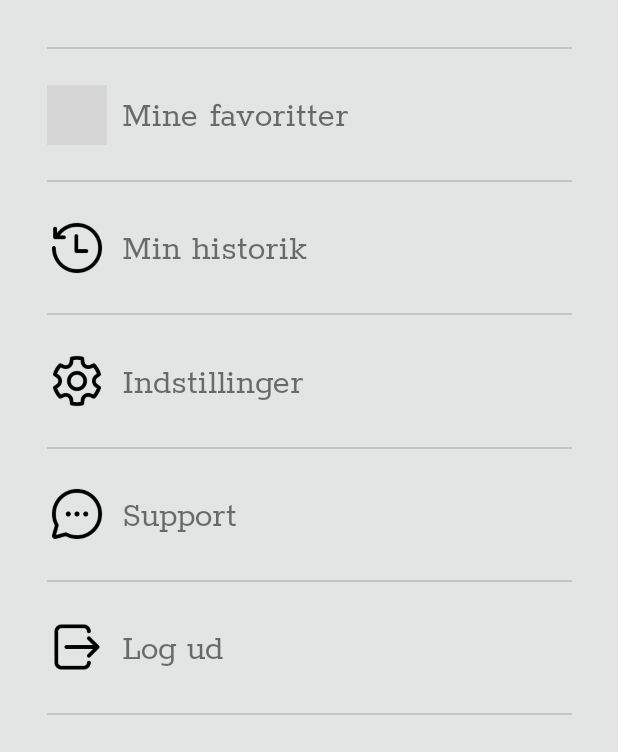
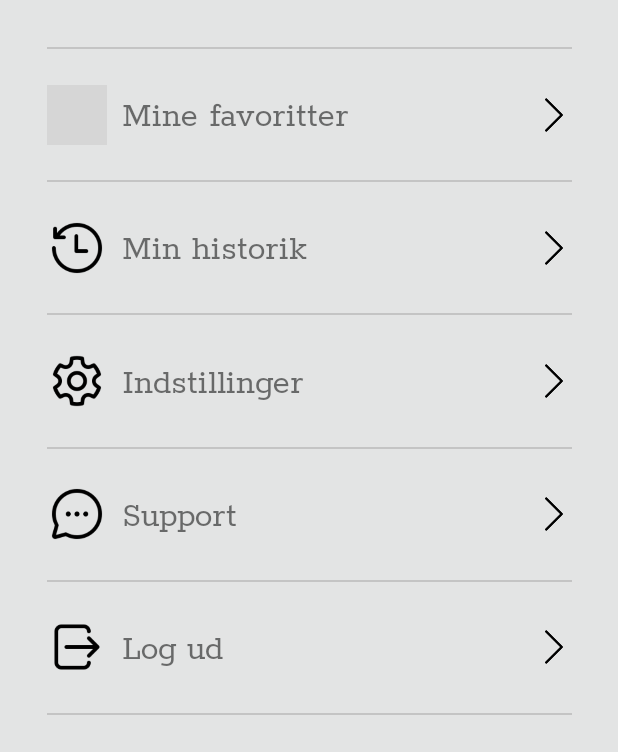
Before and after one commit to kajgaard/BrogApp, an Android app: the ProfilePage screen opened directly, with no data from a screen before it, on a phone screen of 412 x 824 dp. Shown: the part 347-1099 px from the top of the screen. Run offline under Robolectric (Android 15) with nearby library versions, the phone set to English and light mode, and no system bars; grey boxes are pictures that could not be loaded.

Commit message:
Added arrows

```diff
--- a/app/src/main/res/layout/activity_profile_page.xml
+++ b/app/src/main/res/layout/activity_profile_page.xml
@@ -242,5 +242,55 @@
         app:layout_constraintStart_toStartOf="parent"
         app:layout_constraintTop_toBottomOf="@+id/line6" />
 
+    <ImageView
+        android:id="@+id/arrow2IV"
+        android:layout_width="25dp"
+        android:layout_height="25dp"
+        android:rotation="90"
+        app:layout_constraintBottom_toTopOf="@+id/line3"
+        app:layout_constraintEnd_toEndOf="@+id/line2"
+        app:layout_constraintTop_toBottomOf="@+id/line2"
+        app:srcCompat="@drawable/arrow_icon" />
+
+    <ImageView
+        android:id="@+id/arrow3IV"
+        android:layout_width="25dp"
+        android:layout_height="25dp"
+        android:rotation="90"
+        app:layout_constraintBottom_toTopOf="@+id/line4"
+        app:layout_constraintEnd_toEndOf="@+id/line3"
+        app:layout_constraintTop_toBottomOf="@+id/line3"
+        app:srcCompat="@drawable/arrow_icon" />
+
+    <ImageView
+        android:id="@+id/arrow4IV"
+        android:layout_width="25dp"
+        android:layout_height="25dp"
+        android:rotation="90"
+        app:layout_constraintBottom_toTopOf="@+id/line5"
+        app:layout_constraintEnd_toEndOf="@+id/line4"
+        app:layout_constraintTop_toBottomOf="@+id/line4"
+        app:srcCompat="@drawable/arrow_icon" />
+
+    <ImageView
+        android:id="@+id/arrow5IV"
+        android:layout_width="25dp"
+        android:layout_height="25dp"
+        android:rotation="90"
+        app:layout_constraintBottom_toTopOf="@+id/line6"
+        app:layout_constraintEnd_toEndOf="@+id/line5"
+        app:layout_constraintTop_toBottomOf="@+id/line5"
+        app:srcCompat="@drawable/arrow_icon" />
+
+    <ImageView
+        android:id="@+id/arrow1IV"
+        android:layout_width="25dp"
+        android:layout_height="25dp"
+        android:rotation="90"
+        app:layout_constraintBottom_toTopOf="@+id/line2"
+        app:layout_constraintEnd_toEndOf="@+id/line1"
+        app:layout_constraintTop_toBottomOf="@+id/line1"
+        app:srcCompat="@drawable/arrow_icon" />
+
 
 </androidx.constraintlayout.widget.ConstraintLayout>
```
